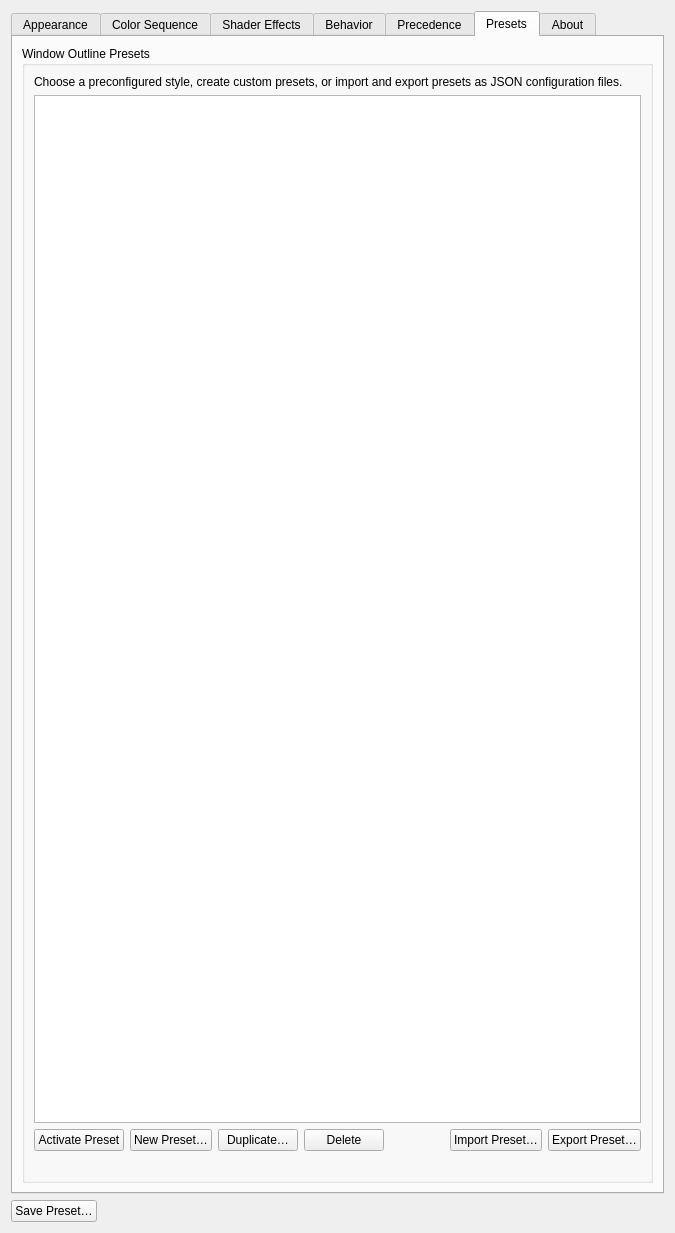
Above: activewindowoutline_config.ui from gmalinowski/LeapK before the change. Below: the same form after it.
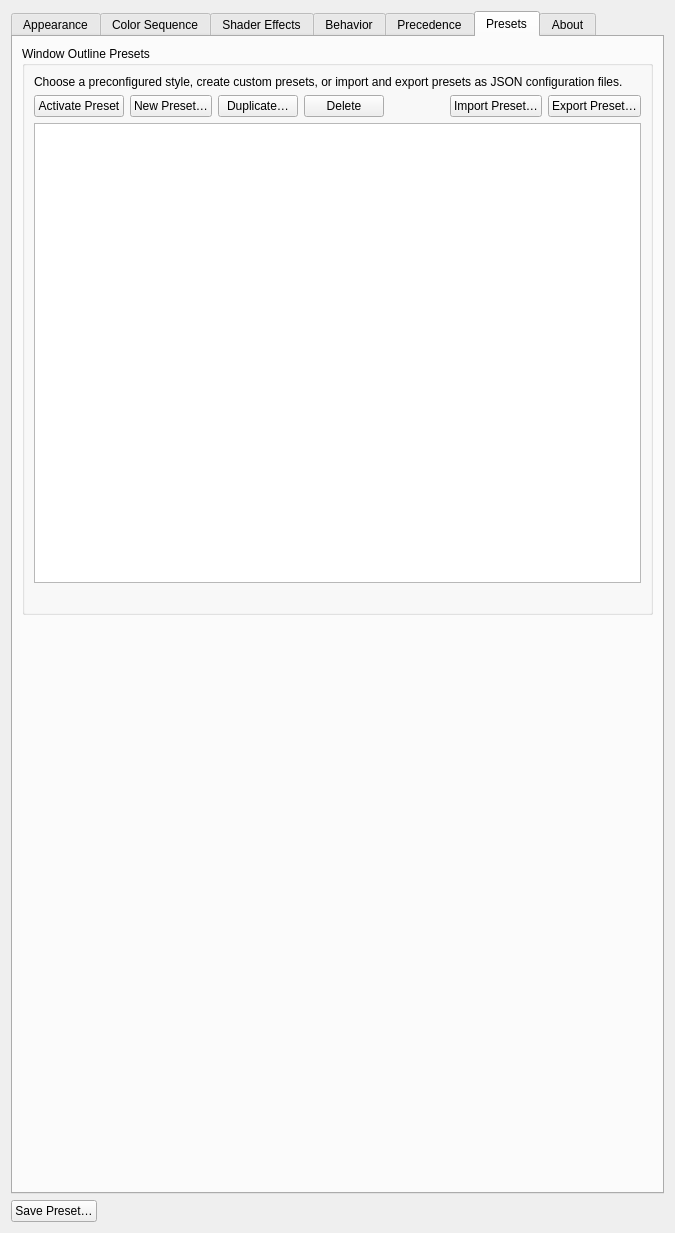
That is the form after the change. The open tabs and pages were chosen to show the change. Icons and pictures are not drawn. Custom widgets are drawn as their Qt base class.

Commit message: fix(presets): place action buttons above presets table and dynamically adapt table height

What changed in the file:
```diff
--- a/activewindowoutline_config.ui
+++ b/activewindowoutline_config.ui
@@ -2160,22 +2160,6 @@
             </property>
            </widget>
           </item>
-          <item>
-           <widget class="QTableWidget" name="tablePresets">
-            <property name="alternatingRowColors">
-             <bool>true</bool>
-            </property>
-            <property name="selectionMode">
-             <enum>QAbstractItemView::SingleSelection</enum>
-            </property>
-            <property name="selectionBehavior">
-             <enum>QAbstractItemView::SelectRows</enum>
-            </property>
-            <property name="showGrid">
-             <bool>true</bool>
-            </property>
-           </widget>
-          </item>
           <item>
            <layout class="QHBoxLayout" name="layoutPresetActions">
             <item>
@@ -2237,7 +2221,7 @@
               </property>
               <property name="sizeHint" stdset="0">
                <size>
-                <width>40</width>
+                <width>20</width>
                 <height>20</height>
                </size>
               </property>
@@ -2271,6 +2255,22 @@
             </item>
            </layout>
           </item>
+          <item>
+           <widget class="QTableWidget" name="tablePresets">
+            <property name="alternatingRowColors">
+             <bool>true</bool>
+            </property>
+            <property name="selectionMode">
+             <enum>QAbstractItemView::SingleSelection</enum>
+            </property>
+            <property name="selectionBehavior">
+             <enum>QAbstractItemView::SelectRows</enum>
+            </property>
+            <property name="showGrid">
+             <bool>true</bool>
+            </property>
+           </widget>
+          </item>
           <item>
            <widget class="QLabel" name="labelPresetStatus">
             <property name="text">
@@ -2284,6 +2284,19 @@
          </layout>
         </widget>
        </item>
+       <item>
+        <spacer name="verticalSpacerPresets">
+         <property name="orientation">
+          <enum>Qt::Vertical</enum>
+         </property>
+         <property name="sizeHint" stdset="0">
+          <size>
+           <width>20</width>
+           <height>40</height>
+          </size>
+         </property>
+        </spacer>
+       </item>
       </layout>
      </widget>
 
```
The commit also changes 2 other files.
